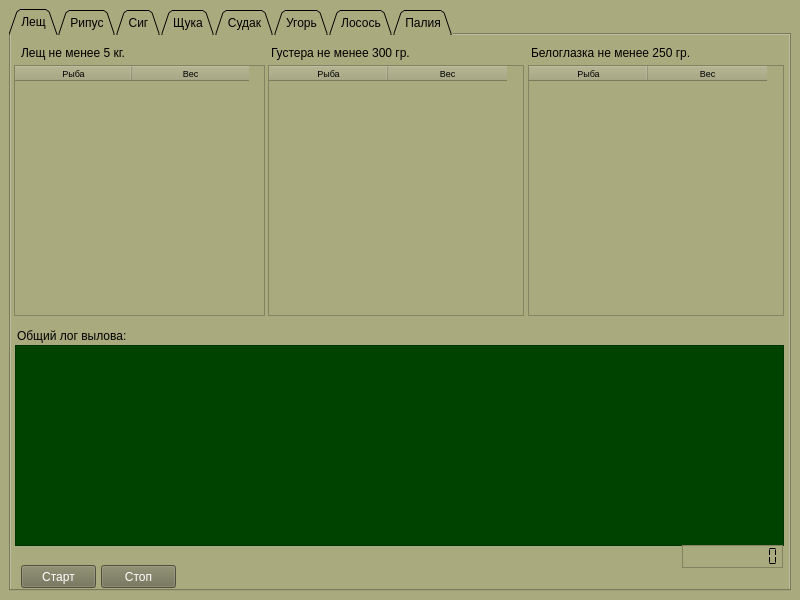
Old version of the form mainForm.ui in the repository Vigi73/Ladoga.
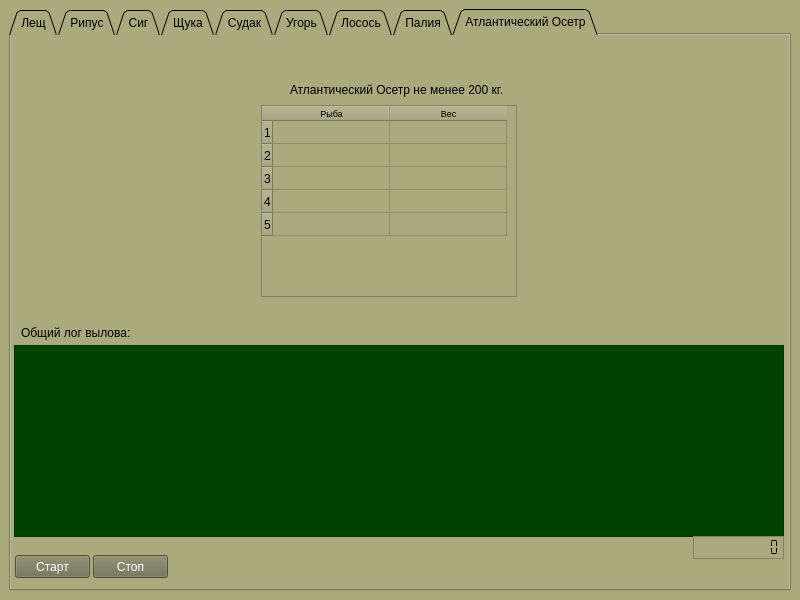
New version of the form. The open tabs and pages were chosen to show the change. Icons and pictures are not drawn.

The edit to the form file:
```diff
--- a/mainForm.ui
+++ b/mainForm.ui
@@ -1783,6 +1783,150 @@
         </property>
        </widget>
       </widget>
+      <widget class="QWidget" name="tab_9">
+       <attribute name="title">
+        <string>Атлантический Осетр</string>
+       </attribute>
+       <widget class="QTextBrowser" name="textBrowser_9">
+        <property name="geometry">
+         <rect>
+          <x>3</x>
+          <y>310</y>
+          <width>770</width>
+          <height>192</height>
+         </rect>
+        </property>
+        <property name="styleSheet">
+         <string notr="true">background-color: rgb(0, 67, 0);
+color: rgb(255, 255, 255);
+
+</string>
+        </property>
+       </widget>
+       <widget class="QLCDNumber" name="lcdOsetr">
+        <property name="geometry">
+         <rect>
+          <x>682</x>
+          <y>501</y>
+          <width>91</width>
+          <height>23</height>
+         </rect>
+        </property>
+        <property name="frameShape">
+         <enum>QFrame::StyledPanel</enum>
+        </property>
+        <property name="digitCount">
+         <number>10</number>
+        </property>
+        <property name="segmentStyle">
+         <enum>QLCDNumber::Flat</enum>
+        </property>
+       </widget>
+       <widget class="QLabel" name="label_26">
+        <property name="geometry">
+         <rect>
+          <x>10</x>
+          <y>290</y>
+          <width>141</width>
+          <height>16</height>
+         </rect>
+        </property>
+        <property name="text">
+         <string>Общий лог вылова:</string>
+        </property>
+       </widget>
+       <widget class="QPushButton" name="btnStartOsetr">
+        <property name="geometry">
+         <rect>
+          <x>4</x>
+          <y>520</y>
+          <width>75</width>
+          <height>23</height>
+         </rect>
+        </property>
+        <property name="styleSheet">
+         <string notr="true">background-color: rgb(111, 111, 83);
+color: #fff</string>
+        </property>
+        <property name="text">
+         <string>Старт</string>
+        </property>
+       </widget>
+       <widget class="QPushButton" name="btnStopOsetr">
+        <property name="geometry">
+         <rect>
+          <x>82</x>
+          <y>520</y>
+          <width>75</width>
+          <height>23</height>
+         </rect>
+        </property>
+        <property name="styleSheet">
+         <string notr="true">background-color: rgb(111, 111, 83);
+color: #fff</string>
+        </property>
+        <property name="text">
+         <string>Стоп</string>
+        </property>
+       </widget>
+       <widget class="QTableWidget" name="tableOsetr">
+        <property name="geometry">
+         <rect>
+          <x>250</x>
+          <y>70</y>
+          <width>256</width>
+          <height>192</height>
+         </rect>
+        </property>
+        <property name="rowCount">
+         <number>5</number>
+        </property>
+        <attribute name="horizontalHeaderDefaultSectionSize">
+         <number>117</number>
+        </attribute>
+        <attribute name="verticalHeaderDefaultSectionSize">
+         <number>23</number>
+        </attribute>
+        <row/>
+        <row/>
+        <row/>
+        <row/>
+        <row/>
+        <column>
+         <property name="text">
+          <string>Рыба</string>
+         </property>
+         <property name="font">
+          <font>
+           <pointsize>7</pointsize>
+          </font>
+         </property>
+        </column>
+        <column>
+         <property name="text">
+          <string>Вес</string>
+         </property>
+         <property name="font">
+          <font>
+           <pointsize>7</pointsize>
+          </font>
+         </property>
+        </column>
+       </widget>
+       <widget class="QLabel" name="label_27">
+        <property name="geometry">
+         <rect>
+          <x>279</x>
+          <y>47</y>
+          <width>261</width>
+          <height>16</height>
+         </rect>
+        </property>
+        <property name="text">
+         <string>Атлантический Осетр не менее 200 кг.</string>
+        </property>
+       </widget>
+      </widget>
      </widget>
     </item>
    </layout>
```
Left out of the diff: 4 changed lines with no effect on the pictures.
